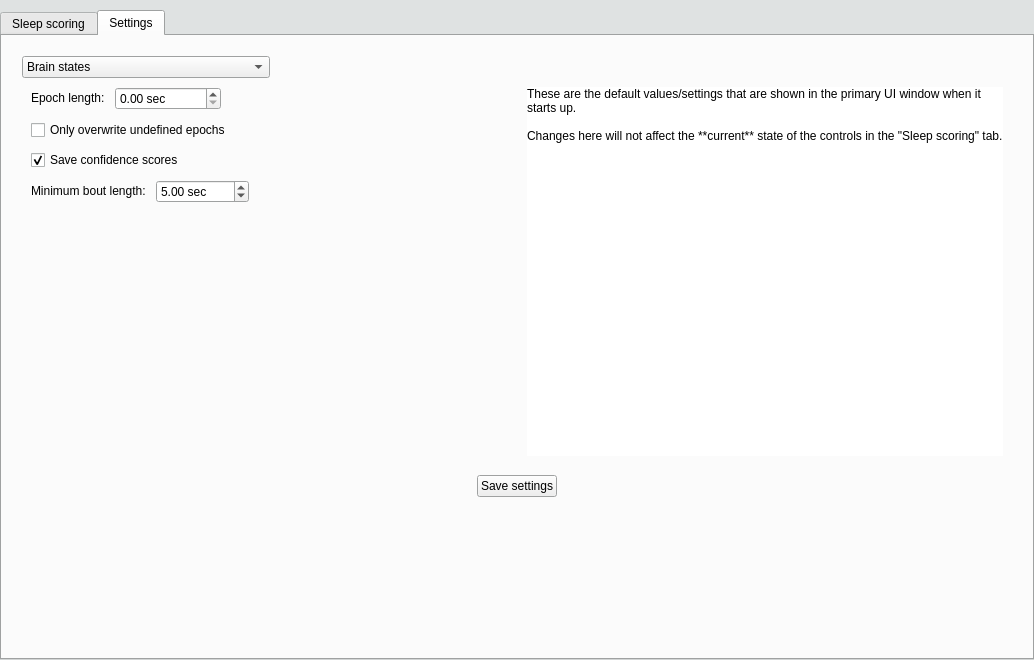
This is accusleepy/gui/primary_window.ui in zekebarger/AccuSleePy as Qt 5 draws it before an edit. The edited form follows.
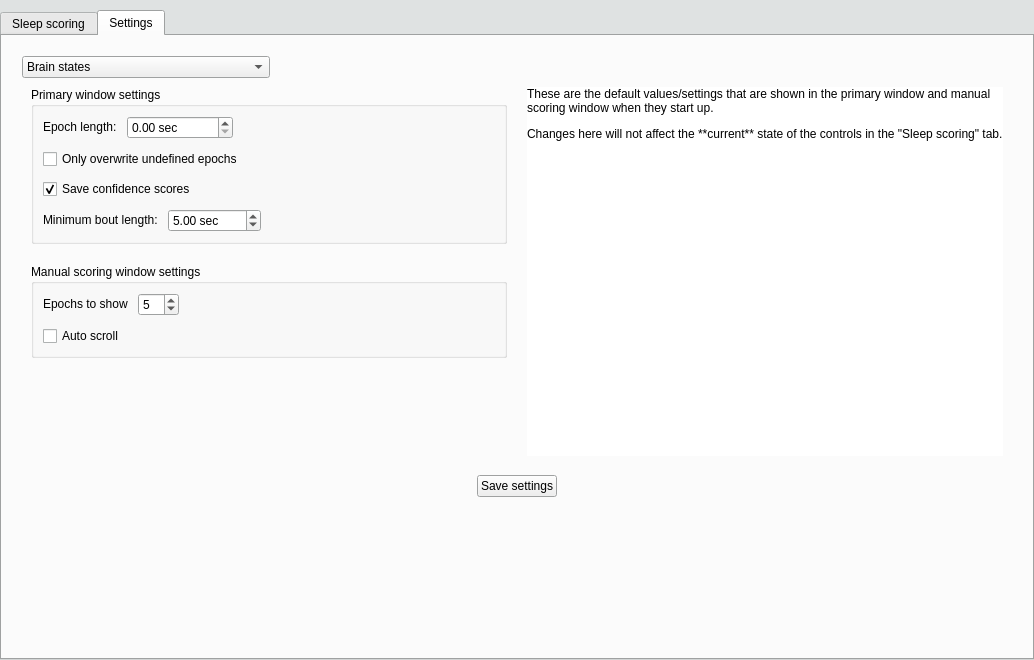
This is the edited form. The open tabs and pages were chosen to show the change. Icons and pictures are not drawn.

Commit message:
Add more config settings, prevent Windows dark mode from changing the visual style (#54)
* prevent windows dark mode from changing the visual style

* most of the work needed to set defaults through the UI

* remaining UI behavior changes

* update readme, version bump

* check for windows, update screenshot

```diff
--- a/accusleepy/gui/primary_window.ui
+++ b/accusleepy/gui/primary_window.ui
@@ -3787,6 +3787,15 @@
                 <item>
                  <layout class="QVBoxLayout" name="verticalLayout_6">
                   <property name="spacing">
+                   <number>20</number>
+                  </property>
+                  <item>
+                   <widget class="QGroupBox" name="primary_defaults_groupbox">
+                    <property name="title">
+                     <string>Primary window settings</string>
+                    </property>
+                    <layout class="QVBoxLayout" name="verticalLayout_4">
+                     <property name="spacing">
                    <number>10</number>
                   </property>
                   <item>
@@ -3966,6 +3975,108 @@
                     </item>
                    </layout>
                   </item>
+                    </layout>
+                   </widget>
+                  </item>
+                  <item>
+                   <widget class="QGroupBox" name="manual_defaults_groupbox">
+                    <property name="title">
+                     <string>Manual scoring window settings</string>
+                    </property>
+                    <layout class="QVBoxLayout" name="verticalLayout_7">
+                     <property name="spacing">
+                      <number>10</number>
+                     </property>
+                     <item>
+                      <layout class="QHBoxLayout" name="epochs_to_show_layout">
+                       <item>
+                        <layout class="QHBoxLayout" name="horizontalLayout_78">
+                         <item>
+                          <widget class="QLabel" name="label_20">
+                           <property name="sizePolicy">
+                            <sizepolicy hsizetype="Fixed" vsizetype="Fixed">
+                             <horstretch>0</horstretch>
+                             <verstretch>0</verstretch>
+                            </sizepolicy>
+                           </property>
+                           <property name="text">
+                            <string>Epochs to show</string>
+                           </property>
+                          </widget>
+                         </item>
+                         <item>
+                          <widget class="QSpinBox" name="epochs_to_show_spinbox">
+                           <property name="toolTip">
+                            <string>Number of epochs to display in the lower plots</string>
+                           </property>
+                           <property name="minimum">
+                            <number>3</number>
+                           </property>
+                           <property name="singleStep">
+                            <number>2</number>
+                           </property>
+                           <property name="value">
+                            <number>5</number>
+                           </property>
+                          </widget>
+                         </item>
+                        </layout>
+                       </item>
+                       <item>
+                        <spacer name="horizontalSpacer_92">
+                         <property name="orientation">
+                          <enum>Qt::Orientation::Horizontal</enum>
+                         </property>
+                         <property name="sizeHint" stdset="0">
+                          <size>
+                           <width>40</width>
+                           <height>20</height>
+                          </size>
+                         </property>
+                        </spacer>
+                       </item>
+                      </layout>
+                     </item>
+                     <item>
+                      <layout class="QHBoxLayout" name="autoscroll_layout">
+                       <item>
+                        <layout class="QHBoxLayout" name="horizontalLayout_77">
+                         <item>
+                          <widget class="QCheckBox" name="autoscroll_checkbox">
+                           <property name="sizePolicy">
+                            <sizepolicy hsizetype="Fixed" vsizetype="Fixed">
+                             <horstretch>0</horstretch>
+                             <verstretch>0</verstretch>
+                            </sizepolicy>
+                           </property>
+                           <property name="toolTip">
+                            <string>After scoring each epoch, automatically advance to the next one</string>
+                           </property>
+                           <property name="text">
+                            <string>Auto scroll</string>
+                           </property>
+                          </widget>
+                         </item>
+                        </layout>
+                       </item>
+                       <item>
+                        <spacer name="horizontalSpacer_91">
+                         <property name="orientation">
+                          <enum>Qt::Orientation::Horizontal</enum>
+                         </property>
+                         <property name="sizeHint" stdset="0">
+                          <size>
+                           <width>10</width>
+                           <height>10</height>
+                          </size>
+                         </property>
+                        </spacer>
+                       </item>
+                      </layout>
+                     </item>
+                    </layout>
+                   </widget>
+                  </item>
                   <item>
                    <spacer name="verticalSpacer_5">
                     <property name="orientation">
@@ -3989,9 +4100,7 @@
                      <string notr="true">background-color: white;</string>
                     </property>
                     <property name="text">
-                     <string>These are the default values/settings that are shown in the primary UI window when it starts up.
-
-Changes here will not affect the **current** state of the controls in the &quot;Sleep scoring&quot; tab.</string>
+                     <string>&lt;html&gt;&lt;head/&gt;&lt;body&gt;&lt;p&gt;These are the default values/settings that are shown in the primary window and manual scoring window when they start up.&lt;/p&gt;&lt;p&gt;Changes here will not affect the **current** state of the controls in the &amp;quot;Sleep scoring&amp;quot; tab.&lt;/p&gt;&lt;/body&gt;&lt;/html&gt;</string>
                     </property>
                     <property name="textFormat">
                      <enum>Qt::TextFormat::MarkdownText</enum>
```
Left out of the diff: 12 changed lines with no effect on the pictures. Lines whose indentation alone changed are shown as unchanged. The commit also changes 11 other files.
